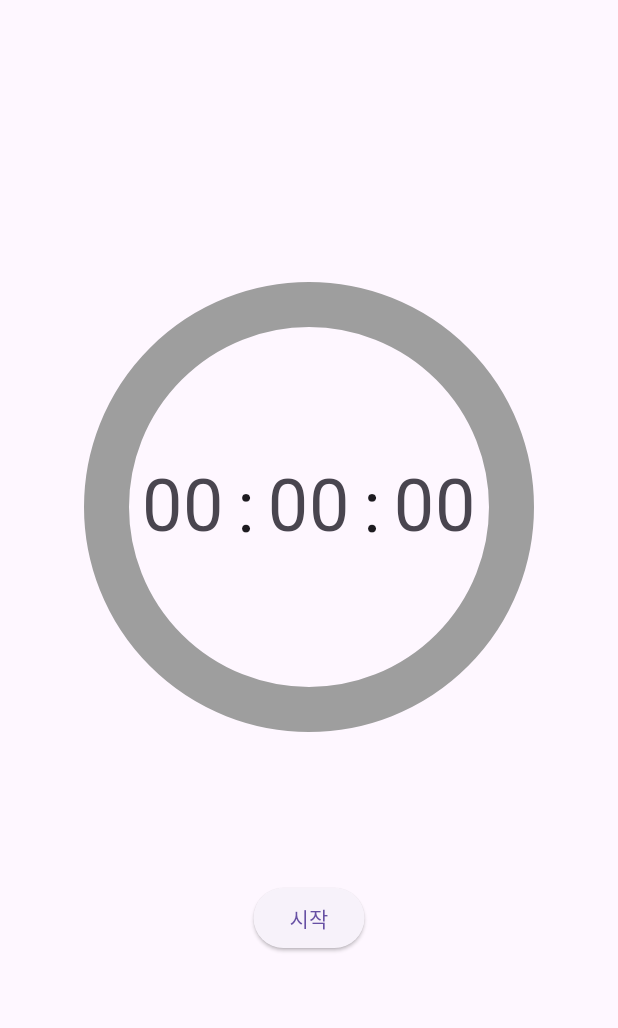
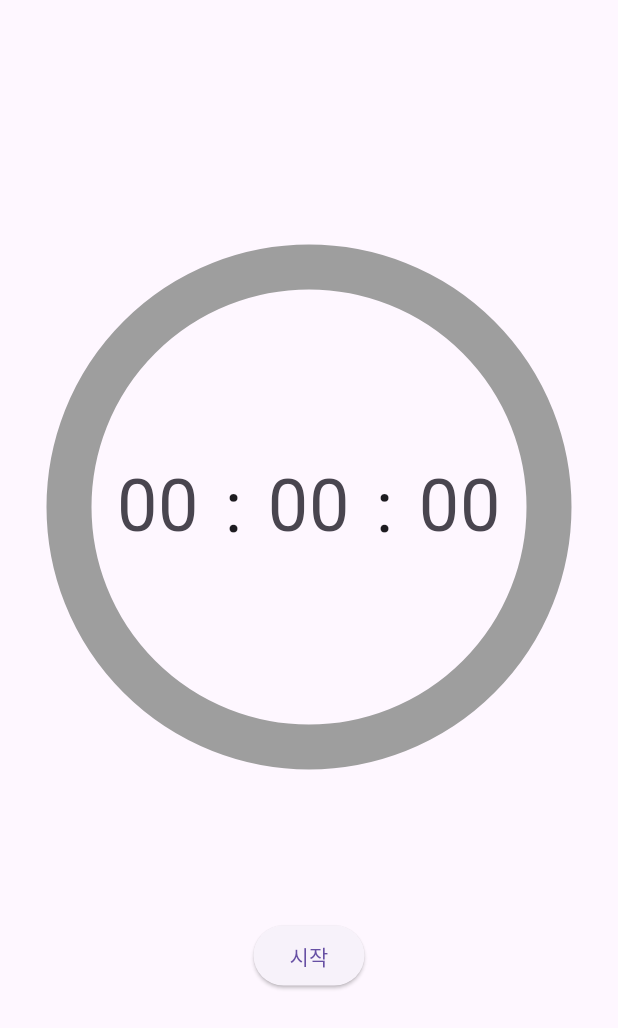
Before and after one commit to dohun0310/Noisy-Alarm, a Flutter app: the screen it shows after launch, on a phone screen of 412 x 824 dp. Shown: the top 1028 px of the screen. Run offline on Flutter 3.47's test engine with Material 2 defaults, Android fonts, the phone set to English and light mode, and no system bars.

Commit message:
edit TimerUI

```diff
--- a/lib/components/timer.dart
+++ b/lib/components/timer.dart
@@ -7,74 +7,65 @@ class TimerUI extends StatelessWidget {
   @override
   Widget build(BuildContext context) {
     return Center(
-      child: Column(
-        mainAxisAlignment: MainAxisAlignment.center,
-        children: [
-          Container(
-            width: 300,
-            height: 300,
+      child: Container(
+        width: 350,
+        height: 350,
         decoration: BoxDecoration(
           color: Colors.transparent,
-              shape: BoxShape.circle,
           border: Border.all(
             color: Colors.grey,
             width: 30,
           ),
+          borderRadius: const BorderRadius.all(
+            Radius.circular(200)
           ),
-            child: Row(
-              mainAxisAlignment: MainAxisAlignment.spaceEvenly,
+        ),
+        child:const Row(
+          mainAxisAlignment: MainAxisAlignment.center,
+          mainAxisSize: MainAxisSize.min,
           children: [
-                Expanded(
+            TimerTextFormField(hint: '00', maxVal: 99),
+            TimerColon(),
+            TimerTextFormField(hint: '00', maxVal: 59),
+            TimerColon(),
+            TimerTextFormField(hint: '00', maxVal: 59),
+          ],
+        ),
+      ),
+    );
+  }
+}
+
+class TimerColon extends StatelessWidget {
+  const TimerColon({super.key});
+
+  @override
+  Widget build(BuildContext context) {
+    return const Text(":", style: TextStyle(fontSize: 48));
+  }
+}
+
+class TimerTextFormField extends StatelessWidget {
+  final String hint;
+  final int maxVal;
+
+  const TimerTextFormField({super.key, required this.hint, required this.maxVal,});
+
+  @override
+  Widget build(BuildContext context) {
+    return Expanded(
       child: TextField(
         keyboardType: TextInputType.number,
-                    decoration: const InputDecoration(
+        decoration: InputDecoration(
           border: InputBorder.none,
-                      hintText: "00",
+          hintText: hint,
         ),
         inputFormatters: [
           FilteringTextInputFormatter.digitsOnly,
-                      ValueInputFormatter(minVal: 0, maxVal: 99)
+          ValueInputFormatter(minVal: 0, maxVal: maxVal)
         ],
         style: const TextStyle(fontSize: 48),
         textAlign: TextAlign.center,
-                  ),
-                ),
-                const Text(":", style: TextStyle(fontSize: 48)),
-                Expanded(
-                  child: TextField(
-                    keyboardType: TextInputType.number,
-                    decoration: const InputDecoration(
-                      border: InputBorder.none,
-                      hintText: "00",
-                    ),
-                    inputFormatters: [
-                      FilteringTextInputFormatter.digitsOnly,
-                      ValueInputFormatter(minVal: 0, maxVal: 59)
-                    ],
-                    style: const TextStyle(fontSize: 48),
-                    textAlign: TextAlign.center,
-                  ),
-                ),
-                const Text(":", style: TextStyle(fontSize: 48)),
-                Expanded(
-                  child: TextField(
-                    keyboardType: TextInputType.number,
-                    decoration: const InputDecoration(
-                      border: InputBorder.none,
-                      hintText: "00",
-                    ),
-                    inputFormatters: [
-                      FilteringTextInputFormatter.digitsOnly,
-                      ValueInputFormatter(minVal: 0, maxVal: 59)
-                    ],
-                    style: const TextStyle(fontSize: 48),
-                    textAlign: TextAlign.center,
-                  ),
-                ),
-              ],
-            ),
-          ),
-        ],
       ),
     );
   }
```
Lines whose indentation alone changed are shown as unchanged.
